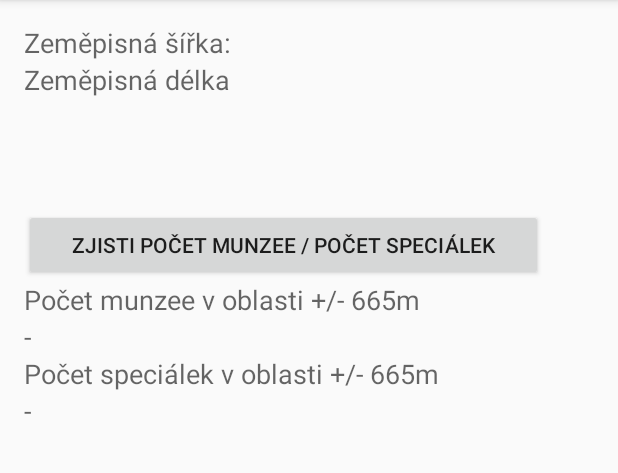
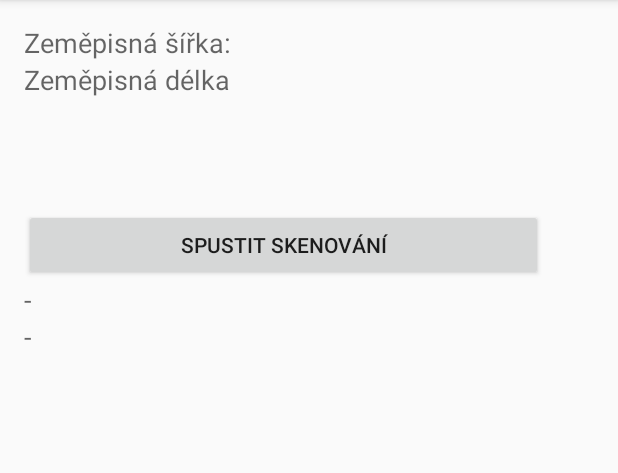
Before and after one commit to bassnick/BaNT, an Android app: the screen it shows after launch (MainActivity), on a phone screen of 412 x 824 dp, the part 84-557 px from its top. Run offline under Robolectric (Android 15) with nearby library versions, the phone set to English and light mode, and no system bars; pictures from the network do not load.

Commit message:
Přestylováno

```diff
--- a/BaNT/app/src/main/res/layout/activity_main.xml
+++ b/BaNT/app/src/main/res/layout/activity_main.xml
@@ -76,53 +76,33 @@
         <Button
             android:layout_width="346dp"
             android:layout_height="wrap_content"
-            android:text="Zjisti počet munzee / počet speciálek"
+            android:text="Spustit skenování"
             android:id="@+id/btnGetCount"
             android:layout_row="5"
             android:layout_column="0"
             android:onClick="GetCount" />
-
-        <TextView
-            android:layout_width="wrap_content"
-            android:layout_height="wrap_content"
-            android:textAppearance="?android:attr/textAppearanceMedium"
-            android:text="Počet munzee v oblasti +/- 665m"
-            android:id="@+id/textView"
-            android:layout_row="6"
-            android:layout_column="0" />
-
         <TextView
             android:layout_width="wrap_content"
             android:layout_height="wrap_content"
             android:textAppearance="?android:attr/textAppearanceMedium"
             android:text="-"
             android:id="@+id/tvCountMunzee"
-            android:layout_row="7"
+            android:layout_row="6"
             android:layout_column="0" />
-
-        <TextView
-            android:layout_width="wrap_content"
-            android:layout_height="wrap_content"
-            android:textAppearance="?android:attr/textAppearanceMedium"
-            android:text="Počet speciálek v oblasti +/- 665m"
-            android:id="@+id/textView3"
-            android:layout_row="8"
-            android:layout_column="0" />
-
         <TextView
             android:layout_width="wrap_content"
             android:layout_height="wrap_content"
             android:textAppearance="?android:attr/textAppearanceMedium"
             android:text="-"
             android:id="@+id/tvCountSpecial"
-            android:layout_row="9"
+            android:layout_row="7"
             android:layout_column="0" />
         <ListView
             android:id="@+id/listView"
             android:layout_width="fill_parent"
             android:layout_height="fill_parent"
             android:layout_columnSpan="2"
-            android:layout_row="10"
+            android:layout_row="8"
             android:layout_column="0" />
         />
     </GridLayout>
```
Also changed, not shown: BaNT/app/src/main/java/cz/bassnick/testa/MainActivity.java (+12 -5 lines), 1 other file.
